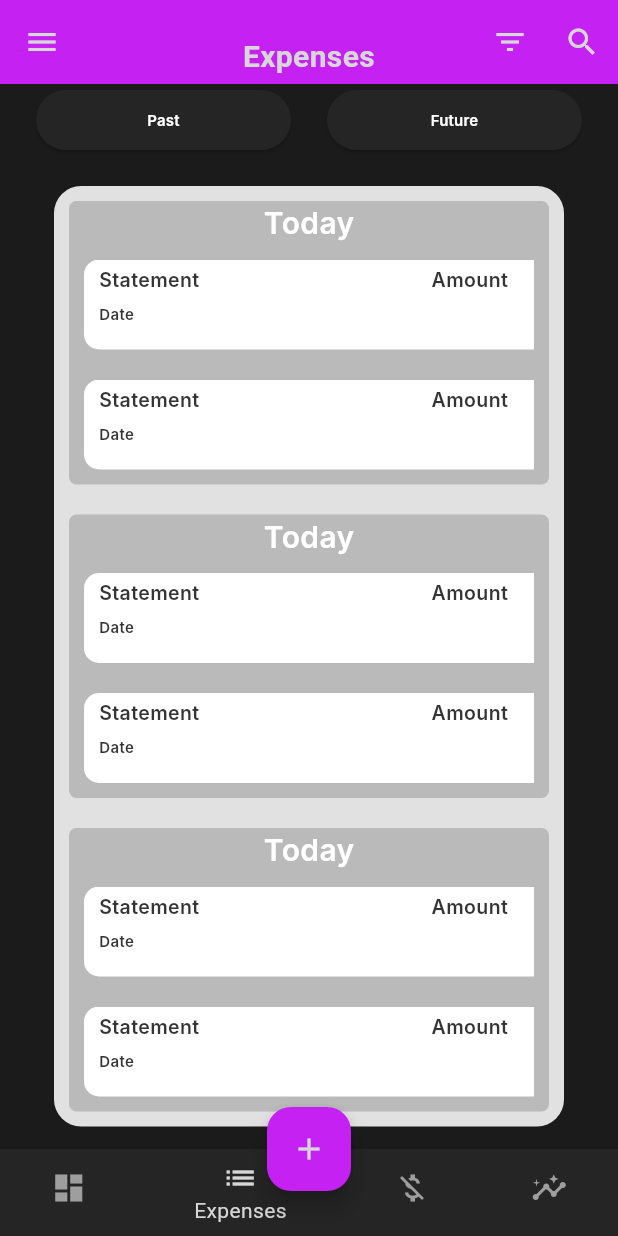
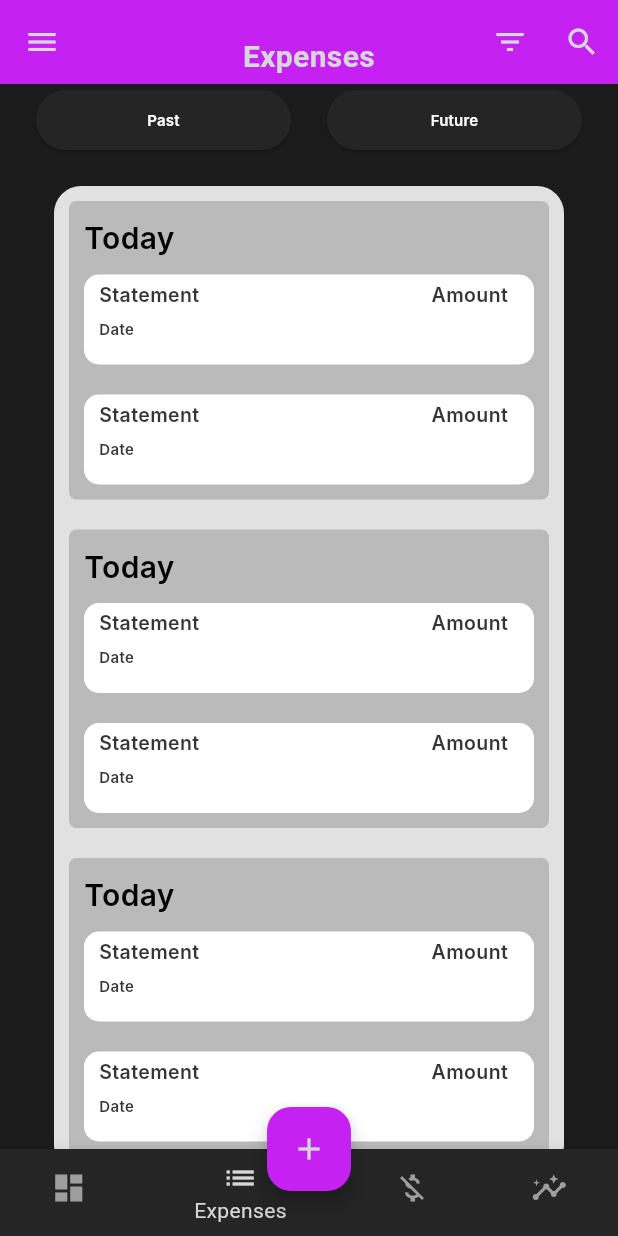
Before and after one commit to SolidCaterpillar/SWEN303-Group-Project-Part-1, a Flutter app: the screen it shows after launch, item 2 of the bottom bar chosen, on a phone screen of 412 x 824 dp. Run offline on Flutter 3.47's test engine with Material 3 defaults, Android fonts, the light colour scheme and no system bars; our stand-ins replace fl_chart; Roboto replaces fonts that are missing (Inter).

```diff
--- a/flutter_prototype/lib/screens/expense_screen.dart
+++ b/flutter_prototype/lib/screens/expense_screen.dart
@@ -91,7 +91,7 @@ class ExpenseScreen extends StatelessWidget {
               left: 0,
               top: 0,
               child: Container(
-                width: 320,
+                width: 300,
                 height: 60,
                 decoration: ShapeDecoration(
                   color: Colors.white,
@@ -186,13 +186,17 @@ class ExpenseScreen extends StatelessWidget {
       ),
       child: Column(
         children: [
-          Text(
-            'Today',
-            style: TextStyle(
-              color: Colors.white,
-              fontSize: 20,
-              fontFamily: 'Inter',
-              fontWeight: FontWeight.w600,
+          Container(
+            alignment: Alignment.centerLeft,
+            padding: EdgeInsets.only(left: 10, top: 10),
+            child: Text(
+              'Today',
+              style: TextStyle(
+                color: Colors.black,
+                fontSize: 20,
+                fontFamily: 'Inter',
+                fontWeight: FontWeight.w600,
+              ),
             ),
           ),
           _makeExpenseCard(),
```
